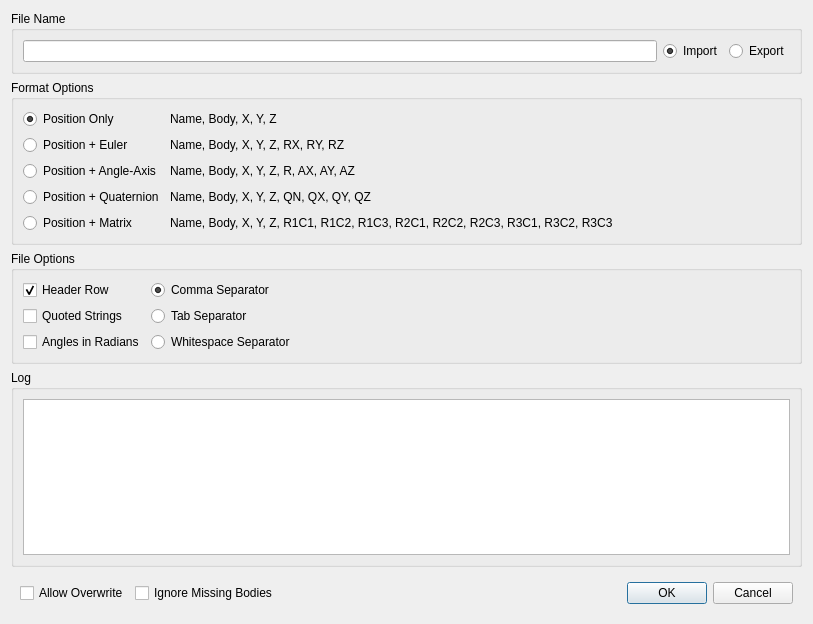
This is GaitSymQt/DialogMarkerImportExport.ui in wol101/GaitSym5 as Qt 5 draws it before an edit. The edited form follows.
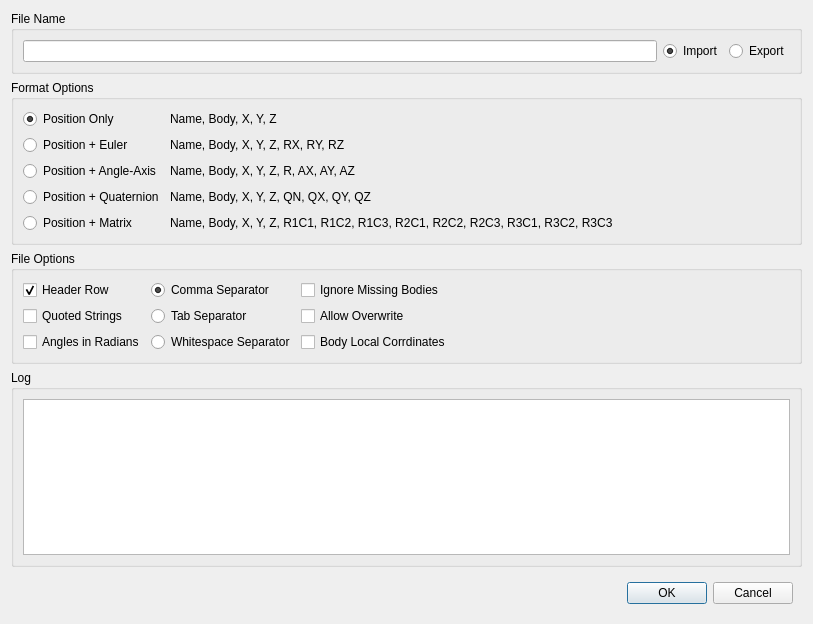
This is the edited form. Custom widgets are drawn as their Qt base class.

Commit message: Allow marker inport using a body local frame of reference

```diff
--- a/GaitSymQt/DialogMarkerImportExport.ui
+++ b/GaitSymQt/DialogMarkerImportExport.ui
@@ -205,6 +205,27 @@
         </property>
        </widget>
       </item>
+      <item row="0" column="2">
+       <widget class="QCheckBox" name="checkBoxIgnoreMissingBodies">
+        <property name="text">
+         <string>Ignore Missing Bodies</string>
+        </property>
+       </widget>
+      </item>
+      <item row="1" column="2">
+       <widget class="QCheckBox" name="checkBoxAllowOverwrite">
+        <property name="text">
+         <string>Allow Overwrite</string>
+        </property>
+       </widget>
+      </item>
+      <item row="2" column="2">
+       <widget class="QCheckBox" name="checkBoxBodyLocalCoordinates">
+        <property name="text">
+         <string>Body Local Corrdinates</string>
+        </property>
+       </widget>
+      </item>
      </layout>
     </widget>
    </item>
@@ -257,20 +278,6 @@
         </property>
        </widget>
       </item>
-      <item row="0" column="2">
-       <widget class="QCheckBox" name="checkBoxAllowOverwrite">
-        <property name="text">
-         <string>Allow Overwrite</string>
-        </property>
-       </widget>
-      </item>
-      <item row="0" column="3">
-       <widget class="QCheckBox" name="checkBoxIgnoreMissingBodies">
-        <property name="text">
-         <string>Ignore Missing Bodies</string>
-        </property>
-       </widget>
-      </item>
      </layout>
     </widget>
    </item>
```
Left out of the diff: 22 changed lines with no effect on the pictures. The commit also changes 1 other file.
